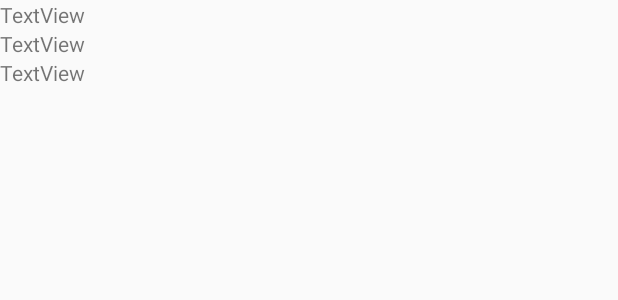
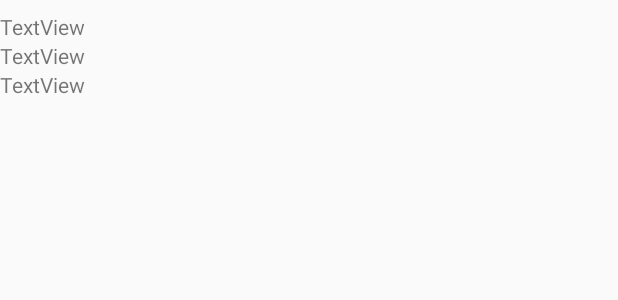
Before and after one commit to S-J-HAN/frapp, an Android app: the layout comment.xml on its own in the app's theme, with its tools: preview values and no code run, on a phone screen of 412 x 824 dp. Shown: the top 300 px of the screen. Run offline under Robolectric (Android 15) with nearby library versions, the phone set to English and light mode, and no system bars.

Commit message:
Small aesthetic improvements

```diff
--- a/app/src/main/java/com/itproject/frapp/Comment.java
+++ b/app/src/main/java/com/itproject/frapp/Comment.java
@@ -39,4 +39,8 @@ public class Comment {
         return this.text;
     }
 
+    public String toString() {
+        return this.op + this.datetime + this.text;
+    }
+
 }
--- a/app/src/main/res/layout/comment.xml
+++ b/app/src/main/res/layout/comment.xml
@@ -10,6 +10,7 @@
         android:id="@+id/textView_op"
         android:layout_width="0dp"
         android:layout_height="wrap_content"
+        android:layout_marginTop="8dp"
         android:text="TextView"
         app:layout_constraintBottom_toTopOf="@+id/textView_datetime"
         app:layout_constraintEnd_toEndOf="parent"
@@ -31,6 +32,7 @@
         android:id="@+id/textView_text"
         android:layout_width="0dp"
         android:layout_height="wrap_content"
+        android:layout_marginBottom="8dp"
         android:text="TextView"
         app:layout_constraintBottom_toBottomOf="parent"
         app:layout_constraintEnd_toEndOf="parent"
```
Also changed, not shown: app/src/main/java/com/itproject/frapp/ArtifactActivity.java (+4 -15 lines), app/src/main/java/com/itproject/frapp/ArtifactAdapter.java (+6 -1 lines).
